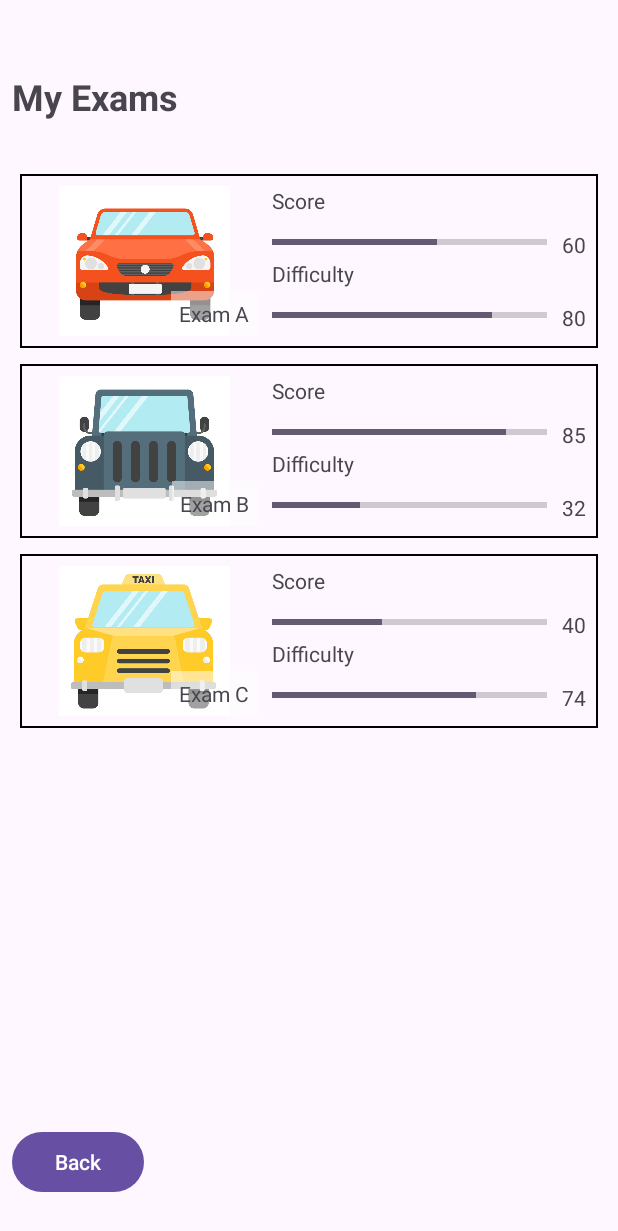
After one commit to tomoya-hiraiwa/ssmad_mo_pm_1, an Android app: the MyExamActivity screen opened directly, with no data from a screen before it, on a phone screen of 412 x 824 dp. The commit adds this screen. Shown: the top 1231 px of the screen. Run offline under Robolectric (Android 15) with nearby library versions, the phone set to English and light mode, and no system bars.

Commit message:
add changeColor

```diff
--- a/ssmad_MO_pm_sample1/app/src/main/AndroidManifest.xml
+++ b/ssmad_MO_pm_sample1/app/src/main/AndroidManifest.xml
@@ -13,6 +13,12 @@
         android:theme="@style/Theme.Ssmad_MO_pm_sample1"
         tools:targetApi="31">
         <activity
+            android:name=".ExamEditActivity"
+            android:exported="false" />
+        <activity
+            android:name=".MyExamActivity"
+            android:exported="false" />
+        <activity
             android:name=".VideoActivity"
             android:exported="false" />
         <activity
--- /dev/null
+++ b/ssmad_MO_pm_sample1/app/src/main/java/edu/wsc2022/a01/ssmad_mo_pm_sample1/ExamEditActivity.kt
@@ -0,0 +1,17 @@
+package edu.wsc2022.a01.ssmad_mo_pm_sample1
+
+import androidx.appcompat.app.AppCompatActivity
+import android.os.Bundle
+import edu.wsc2022.a01.ssmad_mo_pm_sample1.databinding.ActivityExamEditBinding
+
+class ExamEditActivity : AppCompatActivity() {
+    private lateinit var binding: ActivityExamEditBinding
+    override fun onCreate(savedInstanceState: Bundle?) {
+        super.onCreate(savedInstanceState)
+        binding = ActivityExamEditBinding.inflate(layoutInflater)
+        setContentView(binding.root)
+        val pos = intent.getIntExtra("pos",0)
+        val data = Exam.examList[pos]
+        println(data)
+    }
+}
--- a/ssmad_MO_pm_sample1/app/src/main/java/edu/wsc2022/a01/ssmad_mo_pm_sample1/MainActivity.kt
+++ b/ssmad_MO_pm_sample1/app/src/main/java/edu/wsc2022/a01/ssmad_mo_pm_sample1/MainActivity.kt
@@ -4,16 +4,27 @@ import android.content.Intent
 import androidx.appcompat.app.AppCompatActivity
 import android.os.Bundle
 import edu.wsc2022.a01.ssmad_mo_pm_sample1.databinding.ActivityMainBinding
+import org.json.JSONArray
+import java.io.File
 
 class MainActivity : AppCompatActivity() {
     private lateinit var binding: ActivityMainBinding
+
     override fun onCreate(savedInstanceState: Bundle?) {
         super.onCreate(savedInstanceState)
         binding = ActivityMainBinding.inflate(layoutInflater)
+
         setContentView(binding.root)
+
         binding.mainVideobt.setOnClickListener {
             startActivity(Intent(this,VideoActivity::class.java))
         }
+        binding.mainMexbt.setOnClickListener {
+            startActivity(Intent( this,MyExamActivity::class.java))
+        }
 
     }
+
+
+
 }
--- /dev/null
+++ b/ssmad_MO_pm_sample1/app/src/main/java/edu/wsc2022/a01/ssmad_mo_pm_sample1/MyApp.kt
@@ -0,0 +1,8 @@
+package edu.wsc2022.a01.ssmad_mo_pm_sample1
+
+import android.app.Application
+
+object Exam{
+    var examList = mutableListOf<ExamData>()
+}
+data class ExamData(val name: String,var score: Int,var diff: Int,val photo: String,var color: Int)
--- /dev/null
+++ b/ssmad_MO_pm_sample1/app/src/main/java/edu/wsc2022/a01/ssmad_mo_pm_sample1/MyExamActivity.kt
@@ -0,0 +1,57 @@
+package edu.wsc2022.a01.ssmad_mo_pm_sample1
+
+import android.content.Intent
+import androidx.appcompat.app.AppCompatActivity
+import android.os.Bundle
+import androidx.recyclerview.widget.LinearLayoutManager
+import edu.wsc2022.a01.ssmad_mo_pm_sample1.databinding.ActivityMyExamBinding
+import org.json.JSONArray
+import java.io.File
+
+class MyExamActivity : AppCompatActivity() {
+    private lateinit var binding: ActivityMyExamBinding
+    override fun onCreate(savedInstanceState: Bundle?) {
+        super.onCreate(savedInstanceState)
+        binding = ActivityMyExamBinding.inflate(layoutInflater)
+        setContentView(binding.root)
+        val fileName = "exams.json"
+        val input = assets.open(fileName)
+        val file = File(filesDir,fileName)
+        if(!file.exists()){
+            file.outputStream().use { input.copyTo(it) }
+        }
+        getData(file)
+        binding.mexBackbt.setOnClickListener {
+            startActivity(Intent(this,ExamEditActivity::class.java))
+        }
+
+    }
+
+    override fun onResume() {
+        super.onResume()
+        val list = binding.mexList
+        list.layoutManager = LinearLayoutManager(this)
+        val adapter = MyExamAdapter(Exam.examList,this)
+        list.adapter = adapter
+        adapter.setOnMyExamClicker(object : MyExamAdapter.MyExamClicker {
+            override fun onClick(position: Int) {
+             startActivity(Intent(this@MyExamActivity,ExamEditActivity::class.java).apply {
+                 putExtra("pos",position)
+             })
+            }
+        })
+    }
+    private fun getData(file: File){
+        Exam.examList.clear()
+        val jsonStr = file.bufferedReader().use { it.readText() }
+        val jsonArray = JSONArray(jsonStr)
+        for (i in 0 until jsonArray.length()){
+            val jsonObject = jsonArray.getJSONObject(i)
+            val name = jsonObject.getString("name")
+            val score = jsonObject.getInt("score")
+            val dif = jsonObject.getInt("difficulty")
+            val photo = jsonObject.getString("photo")
+            Exam.examList.add(ExamData(name,score,dif,photo,-1))
+        }
+    }
+}
--- /dev/null
+++ b/ssmad_MO_pm_sample1/app/src/main/java/edu/wsc2022/a01/ssmad_mo_pm_sample1/MyExamAdapter.kt
@@ -0,0 +1,67 @@
+package edu.wsc2022.a01.ssmad_mo_pm_sample1
+
+import android.content.Context
+import android.graphics.BitmapFactory
+import android.graphics.PorterDuff
+import android.graphics.PorterDuffColorFilter
+import android.util.Log
+import android.view.LayoutInflater
+import android.view.ViewGroup
+import androidx.recyclerview.widget.RecyclerView
+import androidx.recyclerview.widget.RecyclerView.Recycler
+import edu.wsc2022.a01.ssmad_mo_pm_sample1.databinding.ExamListItemBinding
+import java.net.PortUnreachableException
+
+class MyExamAdapter(private val dataList: MutableList<ExamData>,private val context: Context): RecyclerView.Adapter<MyExamAdapter.MyExamViewHolder>() {
+    private var myExamClicker: MyExamClicker? = null
+    interface MyExamClicker{
+        fun onClick(position: Int)
+    }
+    fun setOnMyExamClicker(lis: MyExamClicker){
+        myExamClicker = lis
+    }
+    inner class MyExamViewHolder(private val binding: ExamListItemBinding): RecyclerView.ViewHolder(binding.root){
+        fun bindData(position: Int){
+            val data = dataList[position]
+            val input = context.assets.open(data.photo)
+            val bitmap = BitmapFactory.decodeStream(input)
+            val scBar = binding.elScBar
+            val difBar = binding.elDifBar
+            scBar.max = 100
+            difBar.max = 100
+            binding.elTitle.text = data.name
+            binding.elImage.setImageBitmap(bitmap)
+            binding.elDifText.text = data.diff.toString()
+            binding.elSctext.text = data.score.toString()
+            if (data.color != -1) {
+                val color = when (data.color) {
+                    0 -> context.getColor(R.color.blue)
+                    1 -> context.getColor(R.color.green)
+                    2 -> context.getColor(R.color.yellow)
+                    3 -> context.getColor(R.color.purple)
+                    else -> context.getColor(R.color.blue)
+                }
+                Log.d("colorChange", "move changeColor")
+                scBar.progressDrawable.colorFilter = PorterDuffColorFilter(color,PorterDuff.Mode.SRC_IN)
+                difBar.progressDrawable.colorFilter = PorterDuffColorFilter(color,PorterDuff.Mode.SRC_IN)
+            }
+            scBar.progress = data.score
+            difBar.progress = data.diff
+            binding.root.setOnClickListener {
+                myExamClicker?.onClick(position)
+            }
+        }
+    }
+
+    override fun onCreateViewHolder(parent: ViewGroup, viewType: Int): MyExamViewHolder {
+        return MyExamViewHolder(ExamListItemBinding.inflate(LayoutInflater.from(parent.context),parent,false))
+    }
+
+    override fun getItemCount(): Int {
+        return dataList.size
+    }
+
+    override fun onBindViewHolder(holder: MyExamViewHolder, position: Int) {
+        holder.bindData(position)
+    }
+}
--- /dev/null
+++ b/ssmad_MO_pm_sample1/app/src/main/res/drawable/rect.xml
@@ -0,0 +1,6 @@
+<?xml version="1.0" encoding="utf-8"?>
+<shape xmlns:android="http://schemas.android.com/apk/res/android"
+    android:shape="rectangle">
+    <stroke android:width="1dp"/>
+
+</shape>
--- /dev/null
+++ b/ssmad_MO_pm_sample1/app/src/main/res/layout/activity_exam_edit.xml
@@ -0,0 +1,9 @@
+<?xml version="1.0" encoding="utf-8"?>
+<androidx.constraintlayout.widget.ConstraintLayout xmlns:android="http://schemas.android.com/apk/res/android"
+    xmlns:app="http://schemas.android.com/apk/res-auto"
+    xmlns:tools="http://schemas.android.com/tools"
+    android:layout_width="match_parent"
+    android:layout_height="match_parent"
+    tools:context=".ExamEditActivity">
+
+</androidx.constraintlayout.widget.ConstraintLayout>
--- /dev/null
+++ b/ssmad_MO_pm_sample1/app/src/main/res/layout/activity_my_exam.xml
@@ -0,0 +1,31 @@
+<?xml version="1.0" encoding="utf-8"?>
+<LinearLayout xmlns:android="http://schemas.android.com/apk/res/android"
+    xmlns:app="http://schemas.android.com/apk/res-auto"
+    xmlns:tools="http://schemas.android.com/tools"
+    android:layout_width="match_parent"
+    android:layout_height="match_parent"
+    android:orientation="vertical"
+    android:padding="8dp"
+    tools:context=".MyExamActivity">
+
+    <TextView
+        android:layout_marginTop="40dp"
+        android:textStyle="bold"
+        android:textSize="24sp"
+        android:layout_width="match_parent"
+        android:layout_height="wrap_content"
+        android:text="My Exams" />
+
+    <androidx.recyclerview.widget.RecyclerView
+        android:layout_marginTop="30dp"
+        android:id="@+id/mex_list"
+        android:layout_width="match_parent"
+        android:layout_height="600dp" />
+
+    <Button
+        android:layout_marginTop="40dp"
+        android:id="@+id/mex_backbt"
+        android:layout_width="wrap_content"
+        android:layout_height="wrap_content"
+        android:text="Back" />
+</LinearLayout>
--- /dev/null
+++ b/ssmad_MO_pm_sample1/app/src/main/res/layout/exam_list_item.xml
@@ -0,0 +1,94 @@
+<?xml version="1.0" encoding="utf-8"?>
+<LinearLayout xmlns:android="http://schemas.android.com/apk/res/android"
+    android:layout_width="match_parent"
+    android:background="@drawable/rect"
+    android:layout_margin="5dp"
+    android:layout_height="wrap_content"
+    android:orientation="vertical">
+
+    <LinearLayout
+        android:layout_width="match_parent"
+        android:layout_height="wrap_content"
+        android:padding="8dp">
+
+        <FrameLayout
+            android:layout_width="150dp"
+            android:layout_height="100dp">
+
+            <ImageView
+                android:id="@+id/el_image"
+                android:layout_width="match_parent"
+                android:layout_height="match_parent" />
+
+            <TextView
+                android:id="@+id/el_title"
+                android:layout_width="wrap_content"
+                android:layout_height="wrap_content"
+                android:layout_gravity="bottom|end"
+                android:background="#80FFFFFF"
+                android:padding="5dp"
+                android:text="aaa" />
+        </FrameLayout>
+
+        <LinearLayout
+            android:layout_width="match_parent"
+            android:layout_height="wrap_content"
+            android:layout_marginStart="10dp"
+            android:layout_weight="1"
+            android:orientation="vertical">
+
+            <TextView
+                android:layout_width="match_parent"
+                android:layout_height="wrap_content"
+                android:text="Score" />
+
+            <LinearLayout
+                android:layout_width="match_parent"
+                android:layout_height="wrap_content"
+                android:layout_marginTop="10dp"
+                android:orientation="horizontal">
+
+                <ProgressBar
+                    android:id="@+id/el_sc_bar"
+                    style="?android:attr/progressBarStyleHorizontal"
+                    android:layout_width="match_parent"
+                    android:layout_height="wrap_content"
+                    android:layout_weight="1" />
+
+                <TextView
+                    android:id="@+id/el_sctext"
+                    android:layout_width="wrap_content"
+                    android:layout_height="wrap_content"
+                    android:layout_marginStart="10dp"
+                    android:text="1" />
+            </LinearLayout>
+
+            <TextView
+                android:layout_width="match_parent"
+                android:layout_height="wrap_content"
+                android:text="Difficulty" />
+
+            <LinearLayout
+                android:layout_width="match_parent"
+                android:layout_height="wrap_content"
+                android:layout_marginTop="10dp"
+                android:orientation="horizontal">
+
+                <ProgressBar
+                    android:id="@+id/el_dif_bar"
+                    style="?android:attr/progressBarStyleHorizontal"
+                    android:layout_width="match_parent"
+                    android:layout_height="wrap_content"
+                    android:layout_weight="1" />
+
+                <TextView
+                    android:id="@+id/el_difText"
+                    android:layout_width="wrap_content"
+                    android:layout_height="wrap_content"
+                    android:layout_marginStart="10dp"
+                    android:text="1" />
+            </LinearLayout>
+        </LinearLayout>
+    </LinearLayout>
+
+</LinearLayout>
--- a/ssmad_MO_pm_sample1/app/src/main/res/values/colors.xml
+++ b/ssmad_MO_pm_sample1/app/src/main/res/values/colors.xml
@@ -2,4 +2,8 @@
 <resources>
     <color name="black">#FF000000</color>
     <color name="white">#FFFFFFFF</color>
+    <color name="blue">#AFD7FB</color>
+    <color name="green">#69DB7c</color>
+    <color name="yellow">#FEEB98</color>
+    <color name="purple">#B39DDB</color>
 </resources>
```
Also changed, not shown: ssmad_MO_pm_sample1/app/src/main/assets/exams.json (added, +20 -0 lines), ssmad_MO_pm_sample1/app/src/main/assets/exam_a.jpg (added), ssmad_MO_pm_sample1/app/src/main/assets/exam_b.jpg (added), ssmad_MO_pm_sample1/app/src/main/assets/exam_c.jpg (added).
